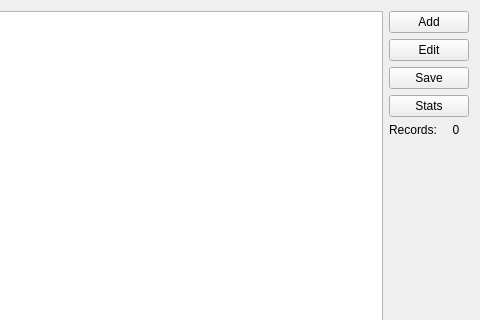
Old version of the form accounting_sql/mainwindow.ui in the repository streamx3/ltr-acc; both pictures show x 182 to 662 and y 0 to 320 of the 662 by 451 pixel window.
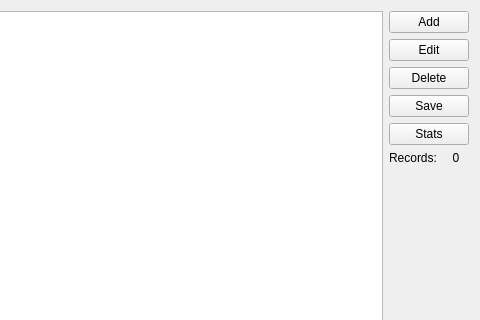
New version of the form. Icons and pictures are not drawn.

Commit message: + Enabled last section streching + Added Delete button to UI

The edit to the form file:
```diff
--- a/accounting_sql/mainwindow.ui
+++ b/accounting_sql/mainwindow.ui
@@ -67,6 +67,13 @@
         </property>
        </widget>
       </item>
+      <item>
+       <widget class="QPushButton" name="pushButton_delete">
+        <property name="text">
+         <string>Delete</string>
+        </property>
+       </widget>
+      </item>
       <item>
        <widget class="QPushButton" name="pushButton_save">
         <property name="text">
```
The commit also changes 1 other file.
